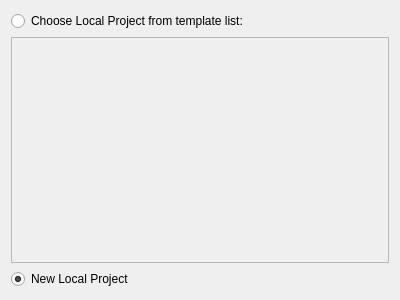
Before: the Qt Designer form obslight/ObsLightGui/ui/wizard_chooseProjectTemplate.ui in ronan22/obs-light, drawn with Qt 5.
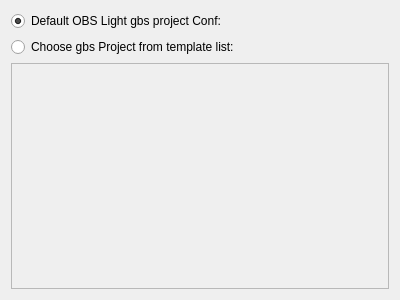
After: the same form once the commit is applied.

```diff
--- a/obslight/ObsLightGui/ui/wizard_chooseProjectTemplate.ui
+++ b/obslight/ObsLightGui/ui/wizard_chooseProjectTemplate.ui
@@ -25,28 +25,35 @@
   <attribute name="pageId">
    <string notr="true">1</string>
   </attribute>
-  <layout class="QVBoxLayout" name="verticalLayout">
-   <item>
+  <layout class="QGridLayout" name="gridLayout">
+   <item row="0" column="0">
+    <widget class="QRadioButton" name="chooseObslightDefaultButton">
+     <property name="text">
+      <string>Default OBS Light gbs project Conf:</string>
+     </property>
+     <property name="checked">
+      <bool>true</bool>
+     </property>
+    </widget>
+   </item>
+   <item row="1" column="0" colspan="2">
     <widget class="QRadioButton" name="chooseNewLocalProjectButton">
      <property name="text">
-      <string>Choose Local Project from template list:</string>
+      <string>Choose gbs Project from template list:</string>
      </property>
     </widget>
    </item>
-   <item>
+   <item row="2" column="0" colspan="2">
     <widget class="QListWidget" name="LocalProjectListWidget">
      <property name="enabled">
       <bool>false</bool>
      </property>
     </widget>
    </item>
-   <item>
-    <widget class="QRadioButton" name="addNewLocalProjectButton">
+   <item row="0" column="1">
+    <widget class="QLabel" name="projectTemplateConfLabel">
      <property name="text">
-      <string>New Local Project</string>
-     </property>
-     <property name="checked">
-      <bool>true</bool>
+      <string/>
      </property>
     </widget>
    </item>
```
